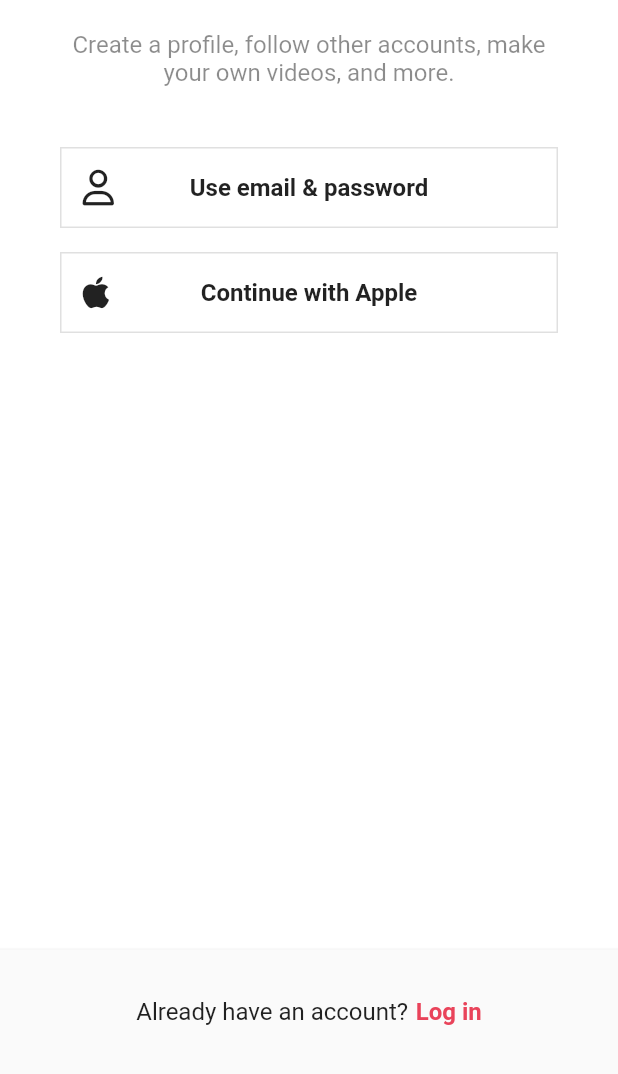
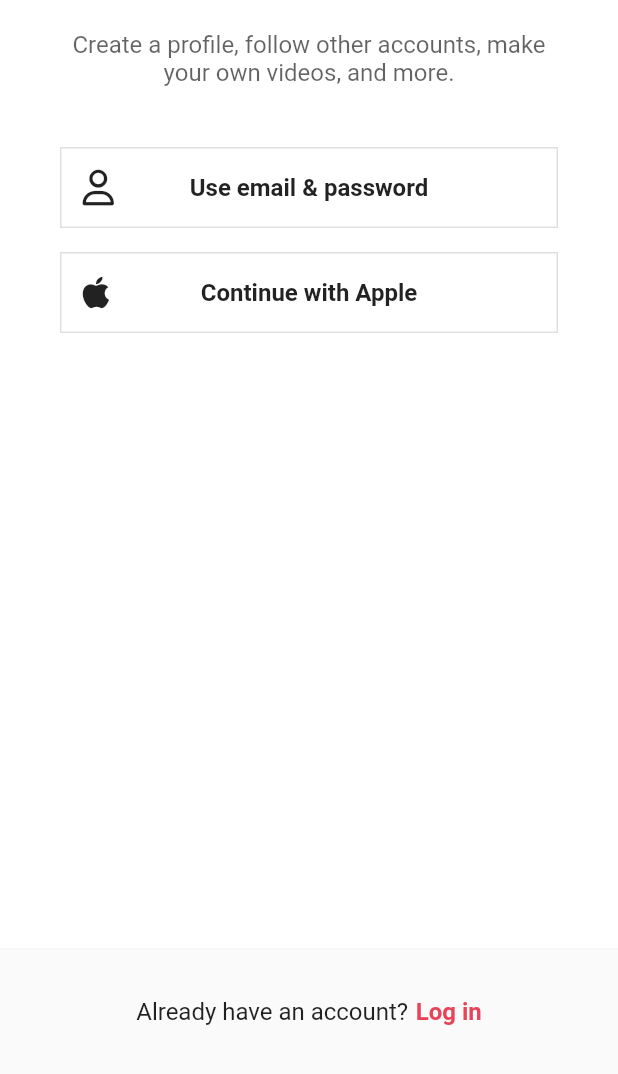
Before and after one commit to Jinwook-Song/tiktok_flutter, a Flutter app: the SignUpScreen screen opened directly, on a phone screen of 412 x 824 dp, the part 162-1236 px from its top. Run offline on Flutter 3.47's test engine with Material 2 defaults, Android fonts, the phone set to English and light mode, and no system bars; our stand-ins replace font_awesome_flutter, video_player, visibility_detector.

Commit message:
feat: dartmode

```diff
--- a/lib/features/authentication/sign_up_screen.dart
+++ b/lib/features/authentication/sign_up_screen.dart
@@ -38,13 +38,15 @@ class SignUpScreen extends StatelessWidget {
                     ),
                   ),
                   Gaps.v20,
-                  const Text(
-                    "Create a profile, follow other accounts, make your own videos, and more.",
-                    style: TextStyle(
-                      fontSize: Sizes.size16,
-                      color: Colors.black45,
+                  const Opacity(
+                    opacity: 0.7,
+                    child: Text(
+                      "Create a profile, follow other accounts, make your own videos, and more.",
+                      style: TextStyle(
+                        fontSize: Sizes.size16,
+                      ),
+                      textAlign: TextAlign.center,
                     ),
-                    textAlign: TextAlign.center,
                   ),
                   Gaps.v40,
                   if (orientation == Orientation.portrait) ...[
@@ -85,7 +87,6 @@ class SignUpScreen extends StatelessWidget {
             ),
           ),
           bottomNavigationBar: BottomAppBar(
-            color: Colors.grey.shade50,
             elevation: 2,
             child: Padding(
               padding: const EdgeInsets.symmetric(
--- /dev/null
+++ b/lib/utils.dart
@@ -0,0 +1,5 @@
+import 'package:flutter/material.dart';
+
+bool isDarkMode(BuildContext context) {
+  return MediaQuery.of(context).platformBrightness == Brightness.dark;
+}
```
Also changed, not shown: lib/main.dart (+20 -3 lines), assets/images/01-SignUp-min.jpg (deleted), assets/images/03-Password-min.jpg (deleted), assets/images/04-Birthday-min.jpg (deleted), assets/images/05-Interests_2-min.jpg (deleted), 1 other file.
